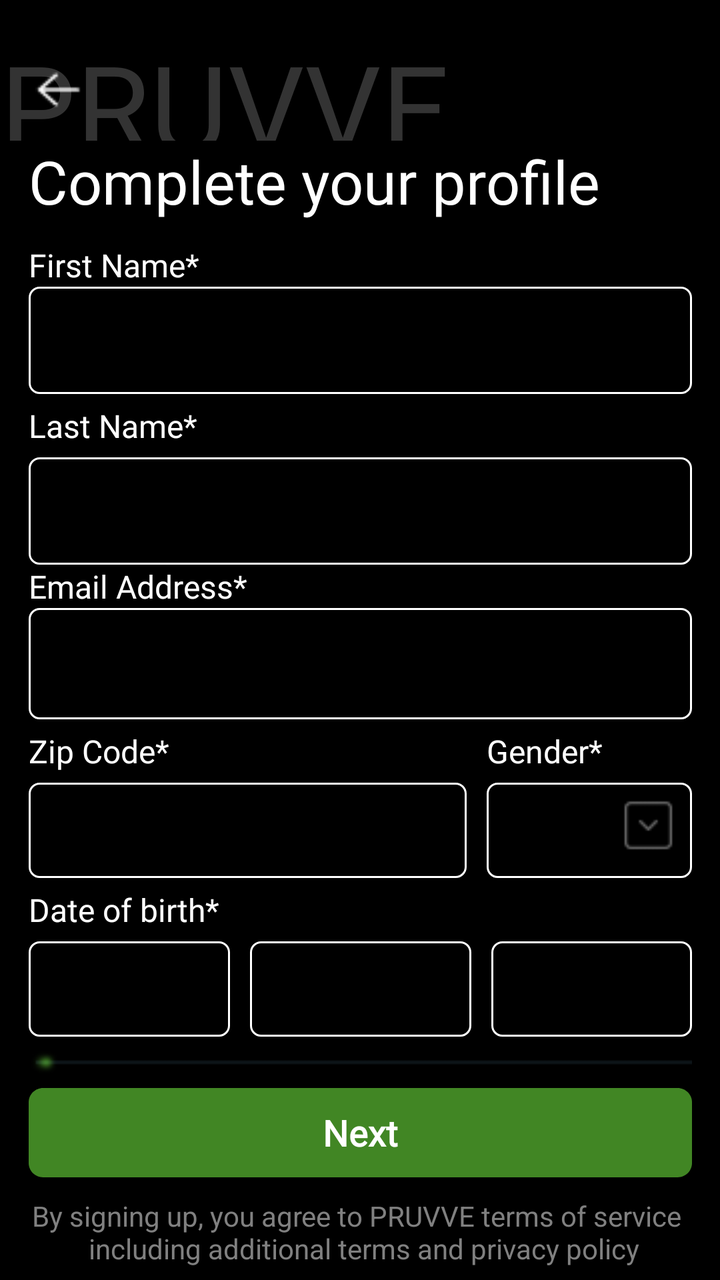
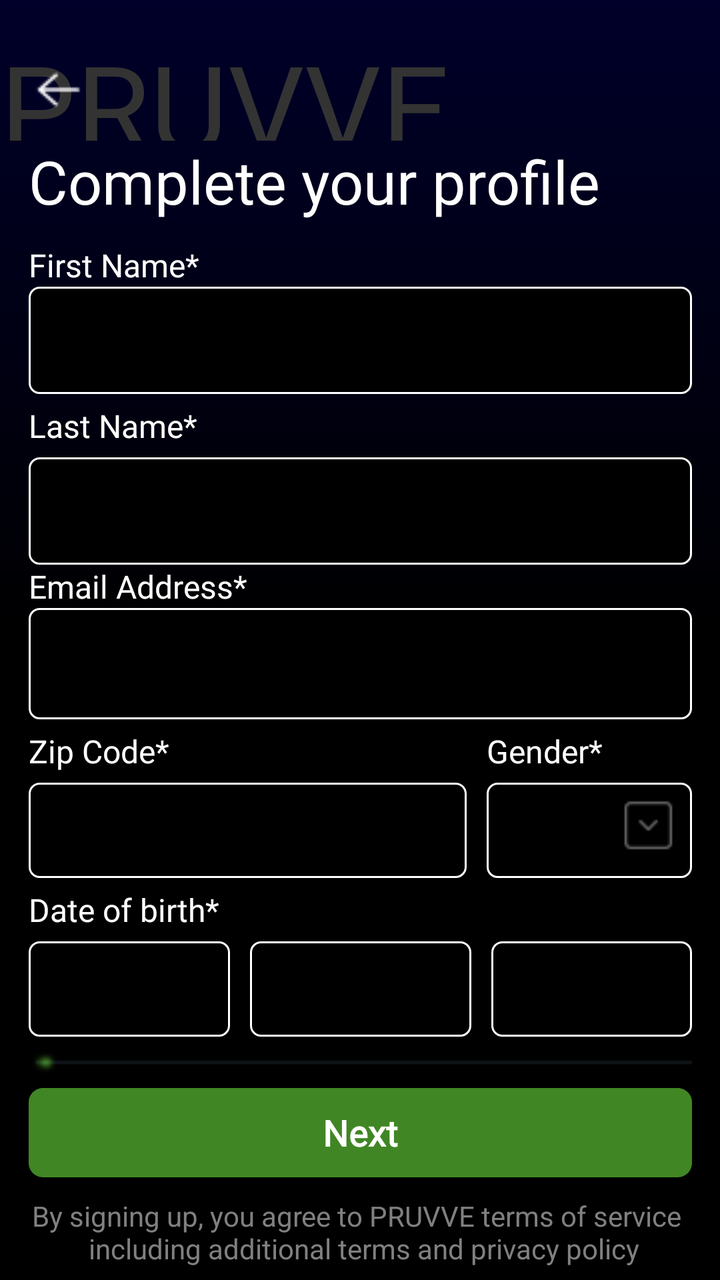

Two renders of the same Android screen: before a commit and after it. Below are the layout's source before the change and the commit's diff.
<!-- AndroidManifest.xml: application theme Theme.Pruvve -->
<!-- res/layout/activity_profile_creation.xml -->
<?xml version="1.0" encoding="utf-8"?>
<androidx.constraintlayout.widget.ConstraintLayout xmlns:android="http://schemas.android.com/apk/res/android"
    xmlns:app="http://schemas.android.com/apk/res-auto"
    xmlns:tools="http://schemas.android.com/tools"
    android:layout_width="match_parent"
    android:layout_height="match_parent"
    android:background="@color/black"
    tools:context=".ProfileCreation">

    <TextView
        android:id="@+id/pruvve1"
        android:layout_width="match_parent"
        android:layout_height="0dp"
        android:fontFamily="@font/my_rubix_glitch"
        android:text="@string/pruvve"
        android:textColor="@color/dark_gray"
        android:textSize="60sp"
        app:layout_constraintBottom_toTopOf="@+id/guideline32"
        app:layout_constraintEnd_toEndOf="parent"
        app:layout_constraintHorizontal_bias="0.0"
        app:layout_constraintStart_toStartOf="parent"
        app:layout_constraintTop_toTopOf="@+id/guideline33"
        app:layout_constraintVertical_bias="0.0" />

    <TextView
        android:layout_width="0dp"
        android:layout_height="0dp"
        android:text="Complete your profile"
        android:fontFamily="@font/my_exo"
        android:textColor="@color/white"
        android:textSize="30sp"
        app:layout_constraintBottom_toTopOf="@+id/guideline35"
        app:layout_constraintEnd_toEndOf="parent"
        app:layout_constraintStart_toStartOf="@+id/guideline29"
        app:layout_constraintTop_toTopOf="@+id/guideline32"
        tools:ignore="HardcodedText" />

    <androidx.constraintlayout.widget.ConstraintLayout
        android:id="@+id/constraintLayout"
        android:layout_width="0dp"
        android:layout_height="0dp"
        app:layout_constraintBottom_toTopOf="@+id/guideline34"
        app:layout_constraintEnd_toStartOf="@+id/guideline37"
        app:layout_constraintHorizontal_bias="0.0"
        app:layout_constraintStart_toStartOf="@+id/guideline29"
        app:layout_constraintTop_toTopOf="@+id/guideline35"
        app:layout_constraintVertical_bias="1.0">

        <androidx.constraintlayout.widget.Guideline
            android:id="@+id/guideline90"
            android:layout_width="wrap_content"
            android:layout_height="wrap_content"
            android:orientation="horizontal"
            app:layout_constraintGuide_percent="0.60" />

        <androidx.constraintlayout.widget.Guideline
            android:id="@+id/guideline71"
            android:layout_width="wrap_content"
            android:layout_height="wrap_content"
            android:orientation="horizontal"
            app:layout_constraintGuide_percent="0.88" />

        <TextView
            android:id="@+id/firstname"
            android:layout_width="match_parent"
            android:layout_height="wrap_content"
            android:fontFamily="@font/my_poppins"
            android:text="First Name*"
            android:textColor="@color/white"
            android:textSize="16sp"
            app:layout_constraintBottom_toTopOf="@+id/first_name_field"
            app:layout_constraintEnd_toEndOf="parent"
            app:layout_constraintStart_toStartOf="parent"
            app:layout_constraintTop_toTopOf="parent"
            tools:ignore="HardcodedText" />

        <EditText
            android:id="@+id/first_name_field"
            android:layout_width="match_parent"
            android:layout_height="0dp"
            android:autofillHints="name"
            android:inputType="textPersonName"
            android:background="@drawable/sign_in_viewbackgrounds"
            android:hint="Firstname"
            android:textAlignment="center"
            android:textColor="@color/white"
            android:textSize="20sp"
            app:layout_constraintBottom_toTopOf="@+id/guideline38"
            app:layout_constraintEnd_toEndOf="parent"
            app:layout_constraintStart_toStartOf="parent"
            app:layout_constraintTop_toBottomOf="@+id/firstname"
            app:layout_constraintVertical_bias="0.0"
            tools:ignore="HardcodedText" />

        <TextView
            android:id="@+id/lastname"
            android:layout_width="match_parent"
            android:layout_height="wrap_content"
            android:fontFamily="@font/my_poppins"
            android:text="Last Name*"
            android:textColor="@color/white"
            android:textSize="16sp"
            app:layout_constraintBottom_toTopOf="@+id/last_name_field"
            app:layout_constraintEnd_toEndOf="parent"
            app:layout_constraintStart_toStartOf="parent"
            app:layout_constraintTop_toTopOf="@+id/guideline38"
            tools:ignore="HardcodedText" />


        <TextView
            android:id="@+id/emailaddress"
            android:layout_width="match_parent"
            android:layout_height="wrap_content"
            android:fontFamily="@font/my_poppins"
            android:text="Email Address*"
            android:textColor="@color/white"
            android:textSize="16sp"
            app:layout_constraintEnd_toEndOf="parent"
            app:layout_constraintHorizontal_bias="0.0"
            app:layout_constraintStart_toStartOf="parent"
            app:layout_constraintTop_toBottomOf="@+id/last_name_field"
            tools:ignore="HardcodedText" />

        <TextView
            android:id="@+id/zipcode"
            android:layout_width="0dp"
            android:layout_height="wrap_content"
            android:fontFamily="@font/my_poppins"
            android:text="Zip Code*"
            android:textColor="@color/white"
            android:textSize="16sp"
            app:layout_constraintBottom_toTopOf="@id/zip_code_field"
            app:layout_constraintEnd_toStartOf="@+id/gender"
            app:layout_constraintStart_toStartOf="parent"
            app:layout_constraintTop_toTopOf="@+id/guideline90"
            tools:ignore="HardcodedText" />

        <EditText
            android:id="@+id/emailaddressfield"
            android:layout_width="0dp"
            android:layout_height="0dp"
            android:layout_weight="1"
            android:autofillHints="emailAddress"
            android:background="@drawable/sign_in_viewbackgrounds"
            android:hint="Email Address"
            android:inputType="textEmailAddress"
            android:paddingEnd="20dp"
            android:textAlignment="center"
            android:textColor="@color/white"
            android:textSize="20sp"
            app:layout_constraintBottom_toTopOf="@+id/guideline90"
            app:layout_constraintEnd_toEndOf="@+id/emailaddress"
            app:layout_constraintHorizontal_bias="0.0"
            app:layout_constraintStart_toStartOf="parent"
            app:layout_constraintTop_toBottomOf="@+id/emailaddress"
            app:layout_constraintVertical_bias="1.0"
            tools:ignore="HardcodedText,RtlSymmetry" />

        <EditText
            android:id="@+id/zip_code_field"
            android:layout_width="0dp"
            android:layout_height="0dp"
            android:layout_marginEnd="10dp"
            android:inputType="textPostalAddress"
            android:layout_weight="1"
            android:autofillHints="postalCode"
            android:background="@drawable/sign_in_viewbackgrounds"
            android:hint="zip code"
            android:paddingEnd="20dp"
            android:textAlignment="center"
            android:textColor="@color/white"
            android:textSize="20sp"
            app:layout_constraintBottom_toTopOf="@+id/guideline45"
            app:layout_constraintEnd_toStartOf="@+id/guideline46"
            app:layout_constraintHorizontal_bias="0.0"
            app:layout_constraintStart_toStartOf="parent"
            app:layout_constraintTop_toTopOf="@+id/guideline43"
            app:layout_constraintVertical_bias="1.0"
            tools:ignore="HardcodedText,RtlSymmetry" />

        <TextView
            android:id="@+id/gender"
            android:layout_width="0dp"
            android:layout_height="wrap_content"
            android:fontFamily="@font/my_poppins"
            android:text="Gender*"
            android:textColor="@color/white"
            android:textSize="16sp"
            app:layout_constraintBottom_toTopOf="@+id/guideline43"
            app:layout_constraintEnd_toEndOf="parent"
            app:layout_constraintStart_toStartOf="@+id/guideline46"
            app:layout_constraintTop_toTopOf="@+id/guideline90"
            tools:ignore="HardcodedText" />

        <TextView
            android:id="@+id/tvgenderview"
            android:layout_width="0dp"
            android:layout_height="0dp"
            android:background="@drawable/sign_in_viewbackgrounds"
            android:fontFamily="@font/poppins_bold"
            android:gravity="center"
            android:textColor="@color/white"
            android:textSize="17sp"
            app:layout_constraintBottom_toTopOf="@+id/guideline45"
            app:layout_constraintEnd_toEndOf="parent"
            app:layout_constraintStart_toStartOf="@+id/guideline46"
            app:layout_constraintTop_toTopOf="@+id/guideline43" />


        <EditText
            android:id="@+id/last_name_field"
            android:layout_width="match_parent"
            android:layout_height="0dp"
            android:autofillHints="name"
            android:inputType="textPersonName"
            android:background="@drawable/sign_in_viewbackgrounds"
            android:hint="last name"
            android:textAlignment="center"
            android:textColor="@color/white"
            android:textSize="20sp"
            app:layout_constraintBottom_toTopOf="@+id/guideline36"
            app:layout_constraintStart_toStartOf="parent"
            app:layout_constraintTop_toTopOf="@+id/guideline41"
            app:layout_constraintVertical_bias="0.0"
            tools:ignore="HardcodedText" />

        <TextView
            android:id="@+id/tvdate"
            android:layout_width="0dp"
            android:layout_height="wrap_content"
            android:fontFamily="@font/my_poppins"
            android:text="Date of birth*"
            android:textColor="@color/white"
            android:textSize="16sp"
            app:layout_constraintBottom_toTopOf="@+id/guideline71"
            app:layout_constraintEnd_toEndOf="parent"
            app:layout_constraintStart_toStartOf="parent"
            app:layout_constraintTop_toTopOf="@+id/guideline45"
            tools:ignore="HardcodedText" />

        <LinearLayout
            android:id="@+id/lldays"
            android:layout_width="0dp"
            android:layout_height="0dp"
            android:orientation="horizontal"
            app:layout_constraintBottom_toBottomOf="parent"
            app:layout_constraintEnd_toEndOf="parent"
            app:layout_constraintHorizontal_bias="0.0"
            app:layout_constraintStart_toStartOf="parent"
            app:layout_constraintTop_toTopOf="@+id/guideline71"
            app:layout_constraintVertical_bias="0.0">

            <TextView
                android:id="@+id/tvdayview"
                android:layout_width="match_parent"
                android:layout_height="match_parent"
                android:layout_marginEnd="10dp"
                android:layout_weight="1"
                android:background="@drawable/sign_in_viewbackgrounds"
                android:fontFamily="@font/poppins_bold"
                android:gravity="center"
                android:textColor="@color/white"
                android:textSize="17sp"
                app:layout_constraintBottom_toTopOf="@+id/guideline45"
                app:layout_constraintEnd_toEndOf="parent"
                app:layout_constraintStart_toStartOf="@+id/guideline46"
                app:layout_constraintTop_toTopOf="@+id/guideline43" />

            <TextView
                android:id="@+id/tvmonthview"
                android:layout_width="match_parent"
                android:layout_height="match_parent"
                android:layout_weight="1"
                android:background="@drawable/sign_in_viewbackgrounds"
                android:fontFamily="@font/poppins_bold"
                android:gravity="center"
                android:textAlignment="center"
                android:textColor="@color/white"
                android:textSize="17sp"
                app:layout_constraintBottom_toTopOf="@+id/guideline45"
                app:layout_constraintEnd_toEndOf="parent"
                app:layout_constraintStart_toStartOf="@+id/guideline46"
                app:layout_constraintTop_toTopOf="@+id/guideline43" />

            <TextView
                android:id="@+id/tvyearview"
                android:layout_width="match_parent"
                android:layout_height="match_parent"
                android:layout_marginStart="10dp"
                android:layout_weight="1"
                android:background="@drawable/sign_in_viewbackgrounds"
                android:fontFamily="@font/poppins_bold"
                android:gravity="center"
                android:textAlignment="center"
                android:textColor="@color/white"
                android:textSize="17sp"
                app:layout_constraintBottom_toTopOf="@+id/guideline45"
                app:layout_constraintEnd_toEndOf="parent"
                app:layout_constraintStart_toStartOf="@+id/guideline46"
                app:layout_constraintTop_toTopOf="@+id/guideline43"
                tools:ignore="HardcodedText" />
        </LinearLayout>

        <androidx.constraintlayout.widget.Guideline
            android:id="@+id/guideline38"
            android:layout_width="wrap_content"
            android:layout_height="wrap_content"
            android:orientation="horizontal"
            app:layout_constraintGuide_percent="0.19" />

        <androidx.constraintlayout.widget.Guideline
            android:id="@+id/guideline36"
            android:layout_width="wrap_content"
            android:layout_height="wrap_content"
            android:orientation="horizontal"
            app:layout_constraintGuide_percent="0.405" />

        <androidx.constraintlayout.widget.Guideline
            android:id="@+id/guideline41"
            android:layout_width="wrap_content"
            android:layout_height="wrap_content"
            android:orientation="horizontal"
            app:layout_constraintGuide_percent="0.27" />

        <androidx.constraintlayout.widget.Guideline
            android:id="@+id/guideline43"
            android:layout_width="wrap_content"
            android:layout_height="wrap_content"
            android:orientation="horizontal"
            app:layout_constraintGuide_percent="0.68" />

        <androidx.constraintlayout.widget.Guideline
            android:id="@+id/guideline45"
            android:layout_width="wrap_content"
            android:layout_height="wrap_content"
            android:orientation="horizontal"
            app:layout_constraintGuide_percent="0.80" />

        <androidx.constraintlayout.widget.Guideline
            android:id="@+id/guideline46"
            android:layout_width="wrap_content"
            android:layout_height="wrap_content"
            android:orientation="vertical"
            app:layout_constraintGuide_percent="0.69" />

    </androidx.constraintlayout.widget.ConstraintLayout>

    <ImageView
        android:id="@+id/button1"
        android:layout_width="0dp"
        android:layout_height="0dp"
        android:contentDescription="used to return tpo the previous view"
        android:background="@drawable/ep_back"
        android:text="Button"
        app:layout_constraintBottom_toTopOf="@+id/guideline10"
        app:layout_constraintEnd_toStartOf="@+id/guideline30"
        app:layout_constraintStart_toStartOf="@+id/guideline29"
        app:layout_constraintTop_toTopOf="@+id/guideline9"
        tools:ignore="HardcodedText" />

    <Button
        android:id="@+id/button"
        android:layout_width="0dp"
        android:layout_height="0dp"
        android:background="@drawable/primary_button"
        android:fontFamily="@font/my_exo"
        android:text="Next"
        android:gravity="center"
        android:textAllCaps="false"
        android:textColor="@color/white"
        android:textSize="18sp"
        android:textStyle="bold"
        app:layout_constraintBottom_toTopOf="@+id/guideline66"
        app:layout_constraintEnd_toStartOf="@+id/guideline37"
        app:layout_constraintStart_toStartOf="@+id/guideline29"
        app:layout_constraintTop_toTopOf="@+id/guideline72"
        tools:ignore="HardcodedText" />

    <ImageView
        android:layout_width="0dp"
        android:layout_height="0dp"
        android:contentDescription="show's the current progress"
        android:src="@drawable/progress_bar"
        app:layout_constraintBottom_toTopOf="@+id/guideline76"
        app:layout_constraintEnd_toStartOf="@+id/guideline37"
        app:layout_constraintStart_toStartOf="@+id/guideline29"
        app:layout_constraintTop_toTopOf="@+id/guideline75"
        tools:ignore="HardcodedText" />

    <ImageView
        android:id="@+id/imgender"
        android:layout_width="0dp"
        android:layout_height="0dp"
        android:contentDescription="to show the drop down for the gender"
        android:src="@drawable/my_downarroaw"
        app:layout_constraintBottom_toTopOf="@+id/guideline79"
        app:layout_constraintEnd_toStartOf="@+id/guideline37"
        app:layout_constraintStart_toStartOf="@+id/guideline77"
        app:layout_constraintTop_toTopOf="@+id/guideline78"
        tools:ignore="HardcodedText"/>

    <TextView
        android:id="@+id/tvtos"
        android:layout_width="0dp"
        android:layout_height="0dp"
        android:text="By signing up, you agree to PRUVVE terms of service \n including additional terms and privacy policy"
        android:textAlignment="center"
        android:textColor="@color/gray"
        android:textSize="14sp"
        app:layout_constraintBottom_toBottomOf="parent"
        app:layout_constraintEnd_toStartOf="@+id/guideline37"
        app:layout_constraintStart_toStartOf="@+id/guideline29"
        app:layout_constraintTop_toTopOf="@+id/guideline80"
        tools:ignore="hardcodedText" />

    <androidx.constraintlayout.widget.Guideline
        android:id="@+id/guideline10"
        android:layout_width="wrap_content"
        android:layout_height="wrap_content"
        android:orientation="horizontal"
        app:layout_constraintGuide_percent="0.09" />

    <androidx.constraintlayout.widget.Guideline
        android:id="@+id/guideline29"
        android:layout_width="wrap_content"
        android:layout_height="wrap_content"
        android:orientation="vertical"
        app:layout_constraintGuide_percent="0.04" />

    <androidx.constraintlayout.widget.Guideline
        android:id="@+id/guideline30"
        android:layout_width="wrap_content"
        android:layout_height="wrap_content"
        android:orientation="vertical"
        app:layout_constraintGuide_percent="0.12" />

    <androidx.constraintlayout.widget.Guideline
        android:id="@+id/guideline32"
        android:layout_width="wrap_content"
        android:layout_height="wrap_content"
        android:orientation="horizontal"
        app:layout_constraintGuide_percent="0.11" />

    <androidx.constraintlayout.widget.Guideline
        android:id="@+id/guideline33"
        android:layout_width="wrap_content"
        android:layout_height="wrap_content"
        android:orientation="horizontal"
        app:layout_constraintGuide_percent="0.02" />

    <androidx.constraintlayout.widget.Guideline
        android:id="@+id/guideline34"
        android:layout_width="wrap_content"
        android:layout_height="wrap_content"
        android:orientation="horizontal"
        app:layout_constraintGuide_percent="0.81" />

    <androidx.constraintlayout.widget.Guideline
        android:id="@+id/guideline35"
        android:layout_width="wrap_content"
        android:layout_height="wrap_content"
        android:orientation="horizontal"
        app:layout_constraintGuide_percent="0.19" />

    <androidx.constraintlayout.widget.Guideline
        android:id="@+id/guideline37"
        android:layout_width="wrap_content"
        android:layout_height="wrap_content"
        android:orientation="vertical"
        app:layout_constraintGuide_percent="0.96107054" />

    <androidx.constraintlayout.widget.Guideline
        android:id="@+id/guideline66"
        android:layout_width="wrap_content"
        android:layout_height="wrap_content"
        android:orientation="horizontal"
        app:layout_constraintGuide_percent="0.92" />

    <androidx.constraintlayout.widget.Guideline
        android:id="@+id/guideline72"
        android:layout_width="wrap_content"
        android:layout_height="wrap_content"
        android:orientation="horizontal"
        app:layout_constraintGuide_percent="0.85" />

    <androidx.constraintlayout.widget.Guideline
        android:id="@+id/guideline76"
        android:layout_width="wrap_content"
        android:layout_height="wrap_content"
        android:orientation="horizontal"
        app:layout_constraintGuide_percent="0.84" />

    <androidx.constraintlayout.widget.Guideline
        android:id="@+id/guideline75"
        android:layout_width="wrap_content"
        android:layout_height="wrap_content"
        android:orientation="horizontal"
        app:layout_constraintGuide_percent="0.82" />

    <androidx.constraintlayout.widget.Guideline
        android:id="@+id/guideline9"
        android:layout_width="wrap_content"
        android:layout_height="wrap_content"
        android:orientation="horizontal"
        app:layout_constraintGuide_percent="0.05" />

    <androidx.constraintlayout.widget.Guideline
        android:id="@+id/guideline77"
        android:layout_width="wrap_content"
        android:layout_height="wrap_content"
        android:orientation="vertical"
        app:layout_constraintGuide_percent="0.84" />

    <androidx.constraintlayout.widget.Guideline
        android:id="@+id/guideline78"
        android:layout_width="wrap_content"
        android:layout_height="wrap_content"
        android:orientation="horizontal"
        app:layout_constraintGuide_percent="0.62" />

    <androidx.constraintlayout.widget.Guideline
        android:id="@+id/guideline79"
        android:layout_width="wrap_content"
        android:layout_height="wrap_content"
        android:orientation="horizontal"
        app:layout_constraintGuide_percent="0.67" />

    <androidx.constraintlayout.widget.Guideline
        android:id="@+id/guideline80"
        android:layout_width="wrap_content"
        android:layout_height="wrap_content"
        android:orientation="horizontal"
        app:layout_constraintGuide_percent="0.935" />

    <androidx.constraintlayout.widget.Guideline
        android:id="@+id/guideline81"
        android:layout_width="wrap_content"
        android:layout_height="wrap_content"
        android:orientation="horizontal"
        app:layout_constraintGuide_percent="0.965" />

</androidx.constraintlayout.widget.ConstraintLayout>
<!-- resources referenced by this layout -->
<resources>
  <color name="black">#FF000000</color>
  <color name="dark_gray">#333333</color>
  <color name="gray">#808080</color>
  <color name="white">#FFFFFFFF</color>
  <!-- drawable ep_back: png bitmap (drawable, 213 bytes) -->
  <!-- drawable my_downarroaw: png bitmap (drawable, 354 bytes) -->
  <!-- drawable primary_button (drawable) -->
  <vector
      xmlns:android="http://schemas.android.com/apk/res/android"
      xmlns:aapt="http://schemas.android.com/aapt"
      android:width="367dp"
      android:height="50dp"
      android:viewportWidth="367"
      android:viewportHeight="50"
      >
      <group>
          <clip-path
              android:pathData="M8 0H359C363.418 0 367 3.58172 367 8V42C367 46.4183 363.418 50 359 50H8C3.58172 50 0 46.4183 0 42V8C0 3.58172 3.58172 0 8 0Z"
              />
          <path
              android:pathData="M0 0V50H367V0"
              android:fillColor="#418624"
              />
      </group>
  </vector>
  <!-- drawable progress_bar: png bitmap (drawable, 709 bytes) -->
  <!-- drawable sign_in_viewbackgrounds (drawable) -->
  <?xml version="1.0" encoding="utf-8"?>
  <shape
      xmlns:app="http://schemas.android.com/apk/res-auto"
      xmlns:android="http://schemas.android.com/apk/res/android"
      android:shape="rectangle">
      <corners
          android:radius="5dp"/>
      <stroke
          android:width="1sp"
          android:color="@color/white"/>
  </shape>
  <string name="pruvve">
      PRUVVE
      </string>
  <style name="Theme.Pruvve" parent="Base.Theme.Pruvve" />
  <style name="Base.Theme.Pruvve" parent="Theme.AppCompat.Light.NoActionBar">
          
          
      </style>
</resources>

<!-- the commit's change to res/layout/activity_profile_creation.xml (unified diff, before → after) -->
@@ -4,7 +4,7 @@
     xmlns:tools="http://schemas.android.com/tools"
     android:layout_width="match_parent"
     android:layout_height="match_parent"
-    android:background="@color/black"
+    android:background="@drawable/pitch_background"
     tools:context=".ProfileCreation">
 
     <TextView
@@ -25,8 +25,8 @@
     <TextView
         android:layout_width="0dp"
         android:layout_height="0dp"
+        android:fontFamily="@font/my_exo"
         android:text="Complete your profile"
-        android:fontFamily="@font/my_exo"
         android:textColor="@color/white"
         android:textSize="30sp"
         app:layout_constraintBottom_toTopOf="@+id/guideline35"
@@ -79,9 +79,9 @@
             android:layout_width="match_parent"
             android:layout_height="0dp"
             android:autofillHints="name"
-            android:inputType="textPersonName"
             android:background="@drawable/sign_in_viewbackgrounds"
             android:hint="Firstname"
+            android:inputType="textPersonName"
             android:textAlignment="center"
             android:textColor="@color/white"
             android:textSize="20sp"
@@ -161,11 +161,11 @@
             android:layout_width="0dp"
             android:layout_height="0dp"
             android:layout_marginEnd="10dp"
-            android:inputType="textPostalAddress"
             android:layout_weight="1"
             android:autofillHints="postalCode"
             android:background="@drawable/sign_in_viewbackgrounds"
             android:hint="zip code"
+            android:inputType="textPostalAddress"
             android:paddingEnd="20dp"
             android:textAlignment="center"
             android:textColor="@color/white"
@@ -212,9 +212,9 @@
             android:layout_width="match_parent"
             android:layout_height="0dp"
             android:autofillHints="name"
-            android:inputType="textPersonName"
             android:background="@drawable/sign_in_viewbackgrounds"
             android:hint="last name"
+            android:inputType="textPersonName"
             android:textAlignment="center"
             android:textColor="@color/white"
             android:textSize="20sp"
@@ -349,8 +349,8 @@
         android:id="@+id/button1"
         android:layout_width="0dp"
         android:layout_height="0dp"
+        android:background="@drawable/ep_back"
         android:contentDescription="used to return tpo the previous view"
-        android:background="@drawable/ep_back"
         android:text="Button"
         app:layout_constraintBottom_toTopOf="@+id/guideline10"
         app:layout_constraintEnd_toStartOf="@+id/guideline30"
@@ -364,8 +364,8 @@
         android:layout_height="0dp"
         android:background="@drawable/primary_button"
         android:fontFamily="@font/my_exo"
+        android:gravity="center"
         android:text="Next"
-        android:gravity="center"
         android:textAllCaps="false"
         android:textColor="@color/white"
         android:textSize="18sp"
@@ -397,7 +397,7 @@
         app:layout_constraintEnd_toStartOf="@+id/guideline37"
         app:layout_constraintStart_toStartOf="@+id/guideline77"
         app:layout_constraintTop_toTopOf="@+id/guideline78"
-        tools:ignore="HardcodedText"/>
+        tools:ignore="HardcodedText" />
 
     <TextView
         android:id="@+id/tvtos"
<!-- resource entries referenced after the edit -->
@@ -6,6 +6,18 @@
   <color name="white">#FFFFFFFF</color>
   <!-- drawable ep_back: png bitmap (drawable, 213 bytes) -->
   <!-- drawable my_downarroaw: png bitmap (drawable, 354 bytes) -->
+  <!-- drawable pitch_background (drawable) -->
+  <?xml version="1.0" encoding="utf-8"?>
+  <shape
+      xmlns:android="http://schemas.android.com/apk/res/android"
+      android:shape="rectangle">
+      <gradient android:startColor="@color/black"
+          android:endColor="#00002A"
+          android:angle="90"
+          android:type="linear"
+          android:centerColor="@color/black"/>
+  
+  </shape>
   <!-- drawable primary_button (drawable) -->
   <vector
       xmlns:android="http://schemas.android.com/apk/res/android"
@@ -29,22 +41,18 @@
   <!-- drawable sign_in_viewbackgrounds (drawable) -->
   <?xml version="1.0" encoding="utf-8"?>
   <shape
-      xmlns:app="http://schemas.android.com/apk/res-auto"
       xmlns:android="http://schemas.android.com/apk/res/android"
       android:shape="rectangle">
+      <solid android:color="@color/black"/>
       <corners
           android:radius="5dp"/>
       <stroke
-          android:width="1sp"
+          android:width="1dp"
           android:color="@color/white"/>
   </shape>
   <string name="pruvve">
       PRUVVE
       </string>
-  <style name="Theme.Pruvve" parent="Base.Theme.Pruvve" />
-  <style name="Base.Theme.Pruvve" parent="Theme.AppCompat.Light.NoActionBar">
-          
-          
-      </style>
+  <style name="Theme.Pruvve" parent="Theme.AppCompat.DayNight.DarkActionBar" />
 </resources>
 
